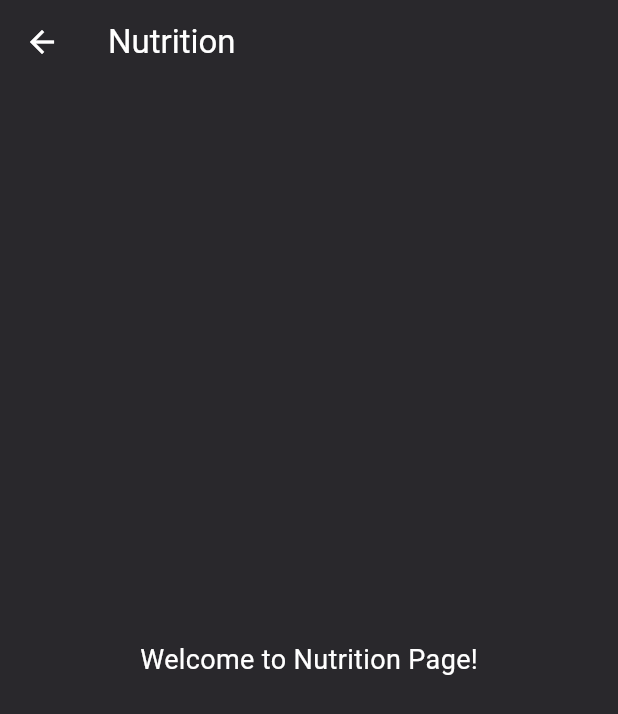
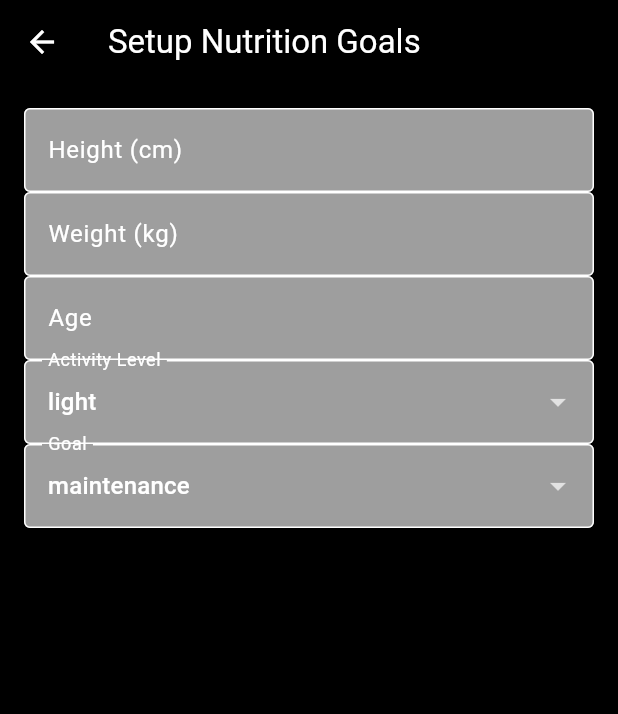
Before and after one commit to RafaelMarian/Project-GymApp_Flutter, a Flutter app: the NutritionPage screen opened directly, on a phone screen of 412 x 824 dp. Shown: the top 714 px of the screen. Run offline on Flutter 3.47's test engine with Material 3 defaults, Android fonts, the phone set to English and light mode, and no system bars; our stand-ins replace cloud_firestore, firebase_auth, firebase_core, shared_preferences; accounts and stored records are empty.

Commit message:
Working one

```diff
--- a/lib/Gym/Custom_Program_Gym/ExercisesPages.dart
+++ b/lib/Gym/Custom_Program_Gym/ExercisesPages.dart
@@ -48,7 +48,7 @@ class _ExercisesPageState extends State<ExercisesPage> {
     Navigator.push(
       context,
       MaterialPageRoute(
-        builder: (context) =>  CreateYourWorkoutDay(),
+        builder: (context) =>  const CreateYourWorkoutDay(),
       ),
     );
   }
--- a/lib/Gym/create_training_plan_gym.dart
+++ b/lib/Gym/create_training_plan_gym.dart
@@ -290,7 +290,7 @@ Widget _buildDropdown(
 
     return ListView.builder(
       shrinkWrap: true,
-      physics: NeverScrollableScrollPhysics(), // Disable scrolling for the list
+      physics: const NeverScrollableScrollPhysics(), // Disable scrolling for the list
       itemCount: exercises.length,
       itemBuilder: (context, index) {
         final exercise = exercises[index];
@@ -379,7 +379,7 @@ Widget _buildDropdown(
     Navigator.of(context).pop();
   },
   style: ElevatedButton.styleFrom(
-    backgroundColor: Color(0xFFF7BB0E), // Set the background color
+    backgroundColor: const Color(0xFFF7BB0E), // Set the background color
     foregroundColor: const Color.fromARGB(255, 0, 0, 0), // Set the text color
   ),
   child: const Text('Add'),
--- a/lib/Gym/planned_gym_programs_page.dart
+++ b/lib/Gym/planned_gym_programs_page.dart
@@ -140,7 +140,7 @@ class _PlannedGymProgramsPageState extends State<PlannedGymProgramsPage> {
                                       style: const TextStyle(color: Colors.white),
                                     ),
                                   );
-                                }).toList(),
+                                }),
                               ],
                             ),
                           ),
--- a/lib/HomePage/home_page.dart
+++ b/lib/HomePage/home_page.dart
@@ -328,7 +328,7 @@ Widget _buildWorkoutSlide(bool active, int index) {
         ),
         const SizedBox(width: 6),
         Expanded(
-          child: _buildLargeBox('Diet', const NutritionPage()),
+          child: _buildLargeBox('Diet', NutritionPage()),
         ),
         const SizedBox(width: 6),
         Expanded(
@@ -401,7 +401,7 @@ Widget _buildWorkoutSlide(bool active, int index) {
             onPressed: () {
               Navigator.push(
                 context,
-                MaterialPageRoute(builder: (context) =>  CreateYourWorkoutDay()),
+                MaterialPageRoute(builder: (context) =>  const CreateYourWorkoutDay()),
               );
             },
           ),
@@ -419,7 +419,7 @@ Widget _buildWorkoutSlide(bool active, int index) {
             onPressed: () {
               Navigator.push(
                 context,
-                MaterialPageRoute(builder: (context) => const NutritionPage()),
+                MaterialPageRoute(builder: (context) => NutritionPage()),
               );
             },
           ),
--- a/lib/Nutrition/nutrition_page.dart
+++ b/lib/Nutrition/nutrition_page.dart
@@ -1,22 +1,92 @@
 import 'package:flutter/material.dart';
+import 'package:firebase_auth/firebase_auth.dart';
+import 'package:cloud_firestore/cloud_firestore.dart';
 
-class NutritionPage extends StatelessWidget {
-  const NutritionPage({super.key});
+class NutritionPage extends StatefulWidget {
+  @override
+  _NutritionPageState createState() => _NutritionPageState();
+}
+
+class _NutritionPageState extends State<NutritionPage> {
+  final TextEditingController heightController = TextEditingController();
+  final TextEditingController weightController = TextEditingController();
+  final TextEditingController ageController = TextEditingController();
+  String activityLevel = 'light';
+  String goal = 'maintenance';
+
+  void saveProfileAndCalculate() async {
+    final height = double.parse(heightController.text);
+    final weight = double.parse(weightController.text);
+    final age = int.parse(ageController.text);
+    final userId = FirebaseAuth.instance.currentUser!.uid;
+
+    double bmr = 10 * weight + 6.25 * height - 5 * age + 5;
+    double multiplier = activityLevel == 'light'
+        ? 1.375
+        : activityLevel == 'moderate'
+            ? 1.55
+            : 1.725;
+    double tdee = bmr * multiplier;
+
+    if (goal == 'fat_loss') tdee -= 500;
+    if (goal == 'muscle_gain') tdee += 300;
+
+    double protein = weight * 2.2;
+    double fats = (tdee * 0.25) / 9;
+    double carbs = (tdee - (protein * 4 + fats * 9)) / 4;
+
+    await FirebaseFirestore.instance.collection('users').doc(userId).set({
+      'profile': {
+        'height': height,
+        'weight': weight,
+        'age': age,
+        'activityLevel': activityLevel,
+        'goal': goal,
+        'tdee': tdee,
+        'protein': protein,
+        'fats': fats,
+        'carbs': carbs,
+      }
+    });
+
+    Navigator.pop(context);
+  }
 
   @override
   Widget build(BuildContext context) {
     return Scaffold(
-      appBar: AppBar(
-        title: const Text('Nutrition'),
-        backgroundColor: const Color(0xFF29282C), // Dark background
-      ),
-      body: const Center(
-        child: Text(
-          'Welcome to Nutrition Page!',
-          style: TextStyle(fontSize: 18, color: Colors.white),
+      appBar: AppBar(title: Text("Setup Nutrition Goals")),
+      body: SingleChildScrollView(
+        padding: EdgeInsets.all(16),
+        child: Column(
+          children: [
+            TextField(controller: heightController, decoration: InputDecoration(labelText: "Height (cm)")),
+            TextField(controller: weightController, decoration: InputDecoration(labelText: "Weight (kg)")),
+            TextField(controller: ageController, decoration: InputDecoration(labelText: "Age")),
+            DropdownButtonFormField<String>(
+              value: activityLevel,
+              items: ['light', 'moderate', 'heavy']
+                  .map((e) => DropdownMenuItem(value: e, child: Text(e)))
+                  .toList(),
+              onChanged: (val) => setState(() => activityLevel = val!),
+              decoration: InputDecoration(labelText: "Activity Level"),
+            ),
+            DropdownButtonFormField<String>(
+              value: goal,
+              items: ['maintenance', 'fat_loss', 'muscle_gain']
+                  .map((e) => DropdownMenuItem(value: e, child: Text(e)))
+                  .toList(),
+              onChanged: (val) => setState(() => goal = val!),
+              decoration: InputDecoration(labelText: "Goal"),
+            ),
+            SizedBox(height: 20),
+            ElevatedButton(
+              onPressed: saveProfileAndCalculate,
+              child: Text("Save & Calculate"),
+            )
+          ],
         ),
       ),
-      backgroundColor: const Color(0xFF29282C), // Dark background
     );
   }
 }
```
Also changed, not shown: lib/Nutrition/food_search_page.dart (added, +99 -0 lines), lib/Swimming/swimming_program_selection_page.dart (added, +126 -0 lines), pubspec.yaml (+15 -79 lines), pubspec.lock, 504 other files.
